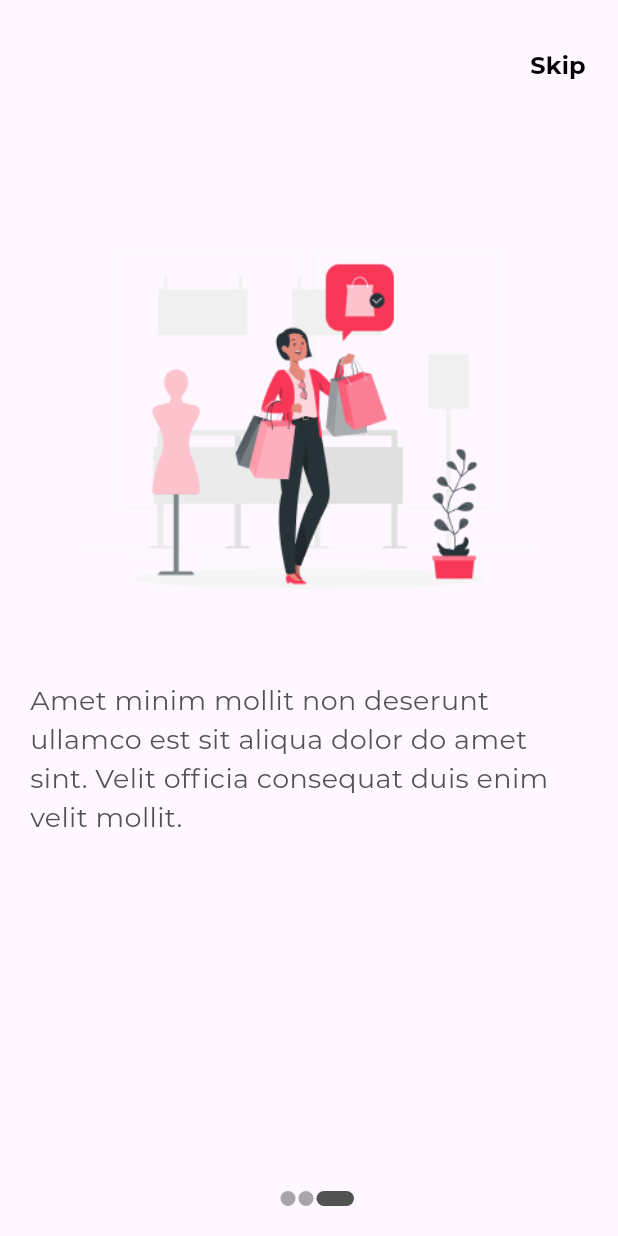
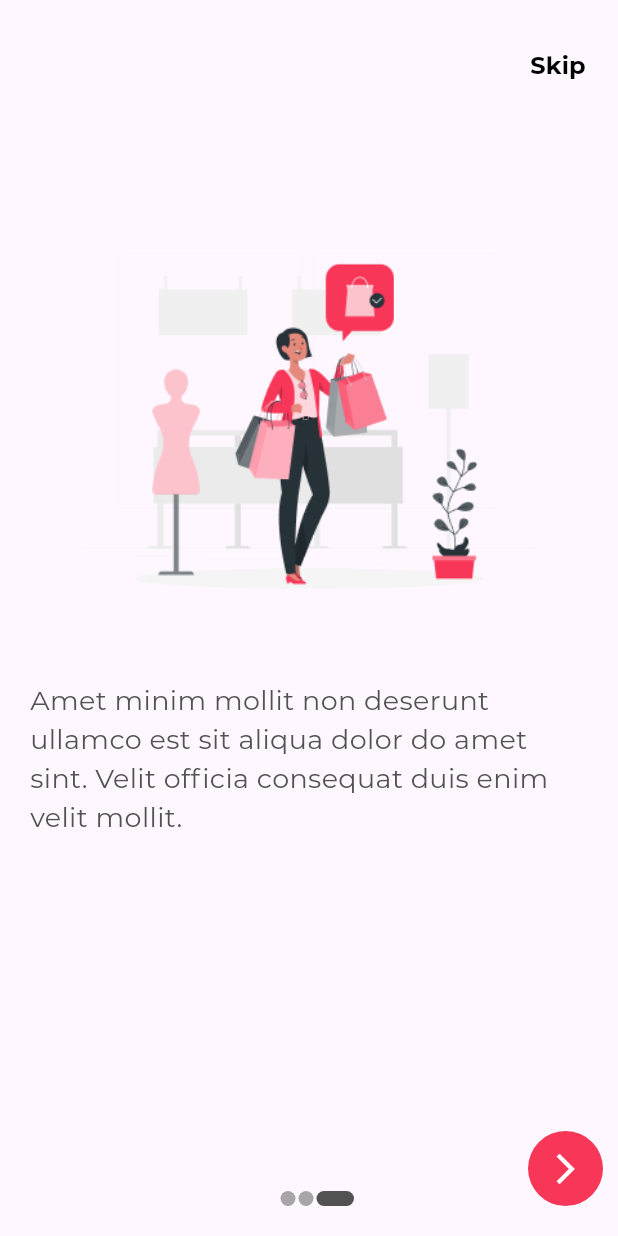
Before and after one commit to surabhiwaingankar/Conversational_Interface, a Flutter app: the screen it shows after launch, swiped to page 3, on a phone screen of 412 x 824 dp. Run offline on Flutter 3.47's test engine with Material 3 defaults, Android fonts, the phone set to English and light mode, and no system bars.

Commit message:
onBoarding completeted

```diff
--- a/lib/screens/onboarding.dart
+++ b/lib/screens/onboarding.dart
@@ -84,6 +84,22 @@ class _OnBoardingScreenState extends State<OnBoardingScreen> {
                               ),
                      ),
                    ),
+
+                    Positioned(
+                      bottom: 20,
+                      right: 10,
+                      child: index==2?Container(
+                        height: 50,
+                        width: 50,
+                        decoration: BoxDecoration(
+                          borderRadius: BorderRadius.circular(25),
+                          color: ColorManager.primary,
+                        ),
+                        child: IconButton(onPressed: (){
+                          Navigator.pushReplacementNamed(context, Routes.mainRoute);
+                        }, icon: const Icon(Icons.arrow_forward_ios,color: Colors.white,),),
+                      ):Container(),
+                    )
                  ],
                ),
              )
```
